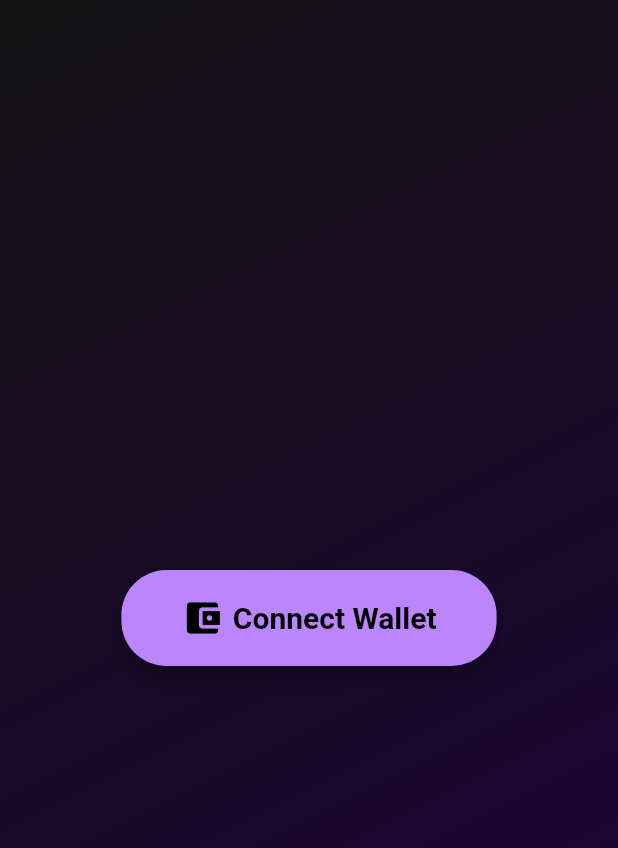
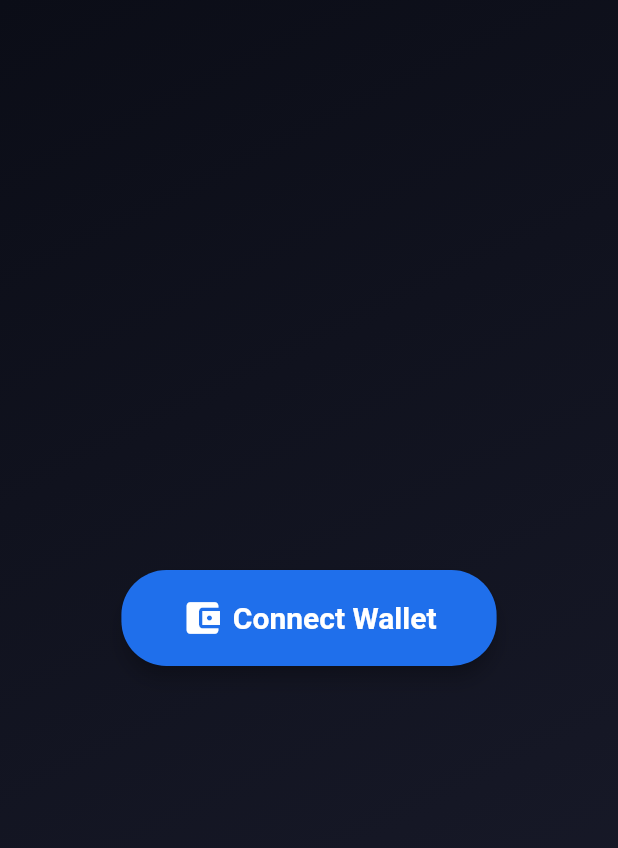
Before and after one commit to rohit0110/solmate, a Flutter app: the screen it shows after launch, on a phone screen of 412 x 824 dp. Shown: the top 848 px of the screen. Run offline on Flutter 3.47's test engine with Material 3 defaults, Android fonts, the phone set to English and light mode, and no system bars; missing offline and left inert: home_widget.

Commit message:
feat: update UI to use theme colors across screens for consistency

```diff
--- a/solmate_frontend/lib/home_screen.dart
+++ b/solmate_frontend/lib/home_screen.dart
@@ -5,15 +5,17 @@ class HomeScreen extends StatelessWidget {
 
   @override
   Widget build(BuildContext context) {
+    final colorScheme = Theme.of(context).colorScheme;
+
     return Scaffold(
       body: Container(
-        decoration: const BoxDecoration(
+        decoration: BoxDecoration(
           gradient: LinearGradient(
             begin: Alignment.topLeft,
             end: Alignment.bottomRight,
             colors: [
-              Color(0xFF121212), // Very Dark Grey/Black
-              Color(0xFF1E003C), // Dark Purple
+              colorScheme.background, // Use background color from theme
+              colorScheme.surface, // Use surface color from theme
             ],
           ),
         ),
@@ -27,11 +29,11 @@ class HomeScreen extends StatelessWidget {
                   onPressed: () {
                     Navigator.pushNamed(context, '/solmateSelection');
                   },
-                  icon: const Icon(Icons.account_balance_wallet, size: 28),
-                  label: const Text('Connect Wallet'),
+                  icon: Icon(Icons.account_balance_wallet, size: 28, color: colorScheme.onPrimary),
+                  label: Text('Connect Wallet', style: TextStyle(color: colorScheme.onPrimary)),
                   style: ElevatedButton.styleFrom(
-                    backgroundColor: const Color(0xFFBB86FC), // Light Purple for contrast
-                    foregroundColor: Colors.black,
+                    backgroundColor: colorScheme.primary, // Use primary color from theme
+                    foregroundColor: colorScheme.onPrimary,
                     padding: const EdgeInsets.symmetric(horizontal: 40, vertical: 18),
                     shape: RoundedRectangleBorder(
                       borderRadius: BorderRadius.circular(30.0),
--- a/solmate_frontend/lib/main.dart
+++ b/solmate_frontend/lib/main.dart
@@ -13,12 +13,26 @@ class MyApp extends StatelessWidget {
 
   @override
   Widget build(BuildContext context) {
+    final colorScheme = ColorScheme(
+      brightness: Brightness.dark,
+      primary: const Color(0xFF1F6FEB),
+      onPrimary: Colors.white,
+      secondary: const Color(0xFF6A5BFF),
+      onSecondary: Colors.white,
+      surface: const Color(0xFF1A1C2C),
+      onSurface: Colors.white,
+      background: const Color(0xFF0B0D17),
+      onBackground: Colors.white,
+      error: const Color(0xFFE94B4B),
+      onError: Colors.white,
+      tertiary: const Color(0xFFFF4D9D), // accent
+      onTertiary: Colors.white,
+    );
+    final theme = ThemeData(colorScheme: colorScheme, useMaterial3: true);
+
     return MaterialApp(
       title: 'Solmate App',
-      theme: ThemeData(
-        colorScheme: ColorScheme.fromSeed(seedColor: Colors.deepPurple),
-        useMaterial3: true,
-      ),
+      theme: theme,
       initialRoute: '/',
       routes: {
         '/': (context) => const HomeScreen(),
```
Also changed, not shown: solmate_frontend/lib/solmate_hatching_screen.dart (+19 -17 lines), solmate_frontend/lib/solmate_screen.dart (+27 -21 lines), solmate_frontend/lib/solmate_selection_screen.dart (+20 -16 lines).
